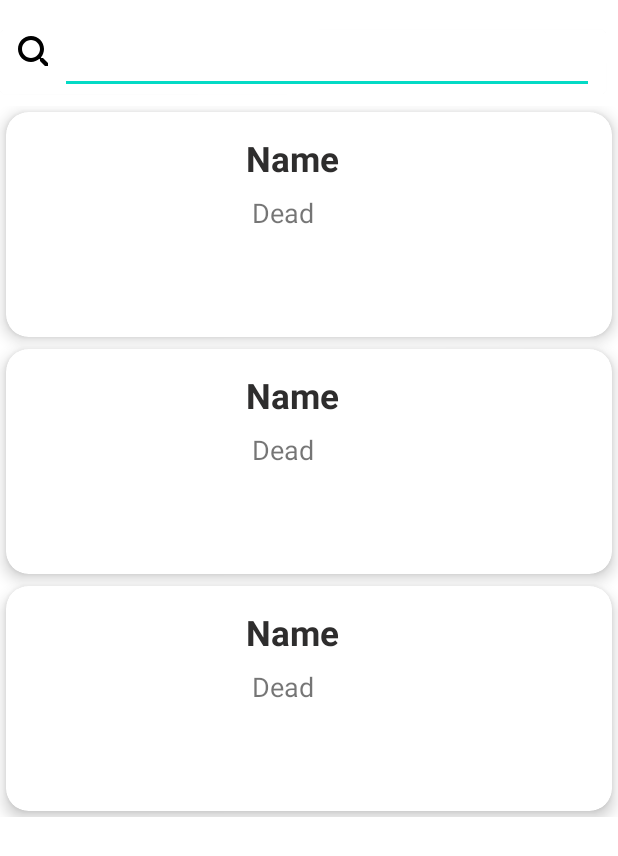
After one commit to qsubq/RaM-pet-project, an Android app: the layout fragment_search.xml on its own in the app's theme, with its tools: preview values and no code run, on a phone screen of 412 x 824 dp. The commit adds this screen. Shown: the top 856 px of the screen. Run offline under Robolectric (Android 15) with nearby library versions, the phone set to English and light mode, and no system bars; network calls fail.

Commit message:
di and added search ui part of search screen

```diff
--- a/app/src/main/java/com/github/qsubq/rampetproject/di/DataModule.kt
+++ b/app/src/main/java/com/github/qsubq/rampetproject/di/DataModule.kt
@@ -2,6 +2,7 @@ package com.github.qsubq.rampetproject.di
 
 import android.content.Context
 import com.github.qsubq.rampetproject.data.InternetConnection
+import com.github.qsubq.rampetproject.data.api.ApiService
 import com.github.qsubq.rampetproject.data.repository.Repository
 import dagger.Module
 import dagger.Provides
@@ -16,8 +17,8 @@ class DataModule {
 
     @ViewModelScoped
     @Provides
-    fun provideRepository(): Repository {
-        return Repository()
+    fun provideRepository(api: ApiService): Repository {
+        return Repository(api)
     }
 
     @ViewModelScoped
--- a/app/src/main/java/com/github/qsubq/rampetproject/screen/character/CharacterFragment.kt
+++ b/app/src/main/java/com/github/qsubq/rampetproject/screen/character/CharacterFragment.kt
@@ -6,8 +6,6 @@ import android.view.View
 import android.view.ViewGroup
 import androidx.fragment.app.Fragment
 import androidx.fragment.app.viewModels
-import androidx.navigation.NavController
-import androidx.navigation.fragment.NavHostFragment
 import com.github.qsubq.rampetproject.APP
 import com.github.qsubq.rampetproject.R
 import com.github.qsubq.rampetproject.databinding.FragmentCharacterBinding
--- /dev/null
+++ b/app/src/main/res/drawable/ic_baseline_search_24.xml
@@ -0,0 +1,5 @@
+<vector android:height="24dp" android:tint="#000000"
+    android:viewportHeight="18" android:viewportWidth="18"
+    android:width="24dp" xmlns:android="http://schemas.android.com/apk/res/android">
+    <path android:fillColor="@android:color/white" android:pathData="M15.5,14h-0.79l-0.28,-0.27C15.41,12.59 16,11.11 16,9.5 16,5.91 13.09,3 9.5,3S3,5.91 3,9.5 5.91,16 9.5,16c1.61,0 3.09,-0.59 4.23,-1.57l0.27,0.28v0.79l5,4.99L20.49,19l-4.99,-5zM9.5,14C7.01,14 5,11.99 5,9.5S7.01,5 9.5,5 14,7.01 14,9.5 11.99,14 9.5,14z"/>
+</vector>
--- /dev/null
+++ b/app/src/main/res/layout/fragment_search.xml
@@ -0,0 +1,55 @@
+<?xml version="1.0" encoding="utf-8"?>
+<androidx.constraintlayout.widget.ConstraintLayout xmlns:android="http://schemas.android.com/apk/res/android"
+    xmlns:app="http://schemas.android.com/apk/res-auto"
+    xmlns:tools="http://schemas.android.com/tools"
+    android:layout_width="match_parent"
+    android:layout_height="match_parent"
+    tools:context=".screen.search.SearchFragment">
+
+    <com.google.android.material.card.MaterialCardView
+        android:id="@+id/searchCardView"
+        android:layout_width="match_parent"
+        android:layout_height="wrap_content"
+        android:layout_marginHorizontal="8dp"
+        android:layout_marginTop="20dp"
+        android:layout_marginEnd="8dp"
+        app:cardCornerRadius="4dp"
+        app:layout_constraintEnd_toEndOf="parent"
+        app:layout_constraintHorizontal_bias="1.0"
+        app:layout_constraintStart_toStartOf="parent"
+        app:layout_constraintTop_toTopOf="parent"
+        app:strokeWidth="1dp">
+
+        <LinearLayout
+            android:layout_width="match_parent"
+            android:layout_height="match_parent"
+            android:orientation="horizontal">
+
+            <androidx.appcompat.widget.AppCompatImageView
+                android:layout_width="wrap_content"
+                android:layout_height="wrap_content"
+                android:layout_marginHorizontal="8dp"
+                android:src="@drawable/ic_baseline_search_24" />
+
+            <androidx.appcompat.widget.AppCompatEditText
+                android:id="@+id/editTextSearch"
+                android:layout_width="match_parent"
+                android:layout_height="wrap_content"
+                android:layout_marginEnd="8dp"
+                android:textSize="16sp" />
+        </LinearLayout>
+
+    </com.google.android.material.card.MaterialCardView>
+
+    <androidx.recyclerview.widget.RecyclerView
+        android:id="@+id/rc_view"
+        android:layout_width="match_parent"
+        android:layout_height="wrap_content"
+        android:layout_marginTop="8dp"
+        app:layoutManager="androidx.recyclerview.widget.LinearLayoutManager"
+        app:layout_constraintEnd_toEndOf="parent"
+        app:layout_constraintHorizontal_bias="1.0"
+        app:layout_constraintStart_toStartOf="parent"
+        app:layout_constraintTop_toBottomOf="@+id/searchCardView"
+        tools:listitem="@layout/character_item_layout" />
+</androidx.constraintlayout.widget.ConstraintLayout>
--- a/app/src/main/res/values/strings.xml
+++ b/app/src/main/res/values/strings.xml
@@ -9,4 +9,6 @@
     <string name="random_character">Random Character</string>
     <string name="episodes">Episodes</string>
     <string name="tv_try_again">Try again</string>
+    <string name="characters">Characters</string>
+    <string name="search_character">Search Character</string>
 </resources>
--- a/build.gradle
+++ b/build.gradle
@@ -10,9 +10,9 @@ buildscript {
 
 
 plugins {
-    id 'com.android.application' version '7.1.2' apply false
-    id 'com.android.library' version '7.1.2' apply false
-    id 'org.jetbrains.kotlin.android' version '1.6.21' apply false
+    id 'com.android.application' version '7.2.1' apply false
+    id 'com.android.library' version '7.2.1' apply false
+    id 'org.jetbrains.kotlin.android' version '1.7.0' apply false
 }
 
 task clean(type: Delete) {
```
Also changed, not shown: app/src/main/java/com/github/qsubq/rampetproject/data/repository/Repository.kt (+7 -8 lines), app/src/main/java/com/github/qsubq/rampetproject/data/retrofit/RetrofitInstance.kt (deleted, +0 -20 lines), app/src/main/java/com/github/qsubq/rampetproject/di/NetworkModule.kt (added, +32 -0 lines), app/src/main/java/com/github/qsubq/rampetproject/screen/character/CharacterAdapter.kt (+8 -7 lines), app/src/main/java/com/github/qsubq/rampetproject/screen/search/SearchFragment.kt (added, +43 -0 lines), app/src/main/java/com/github/qsubq/rampetproject/screen/search/SearchViewModel.kt (added, +10 -0 lines), app/src/main/res/menu/nav_drawer_menu.xml (+5 -7 lines), app/src/main/res/navigation/nav_graph.xml (+13 -1 lines), gradle/wrapper/gradle-wrapper.properties.
